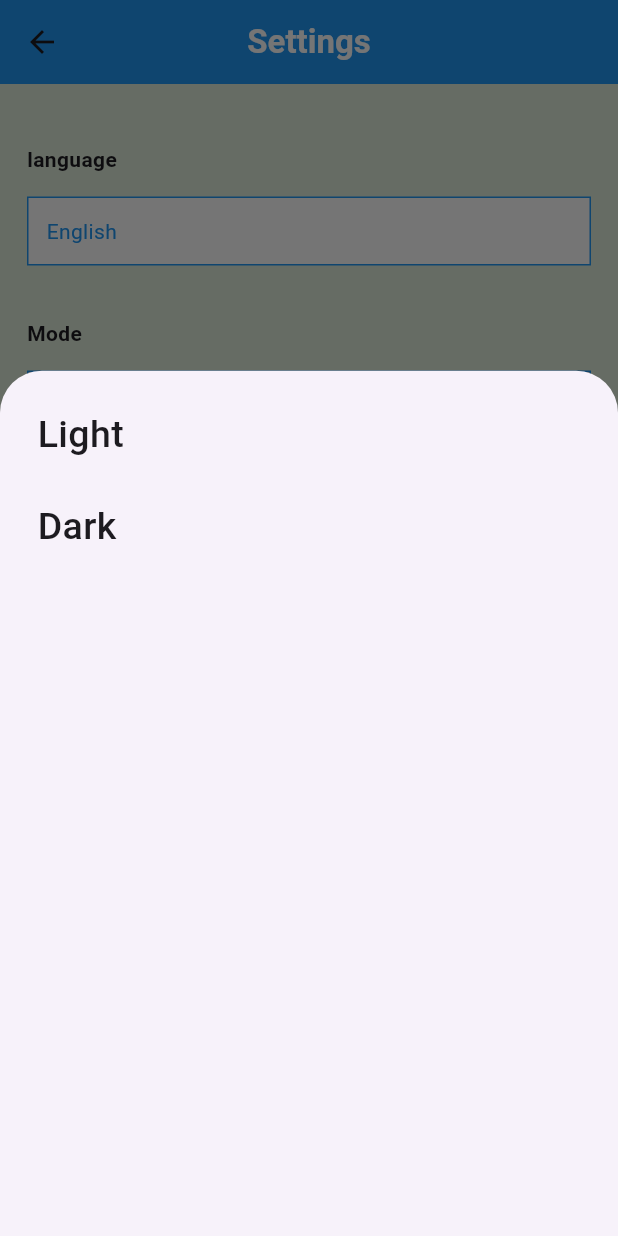
After one commit to MohamedELBatal/Important-Notes-, a Flutter app: the SettingsTab screen opened directly, after a tap on "Light", on a phone screen of 412 x 824 dp. The commit adds this screen. Run offline on Flutter 3.47's test engine with Material 3 defaults, Android fonts, the phone set to English and light mode, and no system bars; our stand-ins replace cloud_firestore, date_picker_timeline, firebase_auth, firebase_core, firebase_crashlytics, flutter_slidable; accounts and stored records are empty; generated files the repository leaves out were written again.

Commit message:
app_finish

```diff
--- /dev/null
+++ b/lib/bottom_sheet/language_bottom_sheet.dart
@@ -0,0 +1,39 @@
+import 'package:flutter/material.dart';
+
+
+class LanguageBottomSheet extends StatelessWidget {
+  const LanguageBottomSheet({super.key});
+
+
+  @override
+  Widget build(BuildContext context) {
+    return Padding(
+      padding: const EdgeInsets.all(20.0),
+      child: Column(
+        mainAxisAlignment: MainAxisAlignment.start,
+        children: [
+          Row(
+            children: [
+              InkWell(
+                onTap: () {},
+                child: const Text(
+                  "English",style: TextStyle(fontWeight: FontWeight.w500,fontSize: 25),
+                  ),
+                ),
+            ],
+          ),
+          const SizedBox(height: 25,),
+          Row(
+            children: [
+              InkWell(
+                onTap: () {},
+                child: const Text(
+                  "Arabic",style: TextStyle(fontWeight: FontWeight.w500,fontSize: 25),
+                ),),
+                ]
+          ),
+        ],
+      ),
+    );
+  }
+}
--- /dev/null
+++ b/lib/bottom_sheet/them_bottom_sheet.dart
@@ -0,0 +1,41 @@
+import 'package:flutter/material.dart';
+
+
+class ThemeBottomSheet extends StatelessWidget {
+  const ThemeBottomSheet({super.key});
+
+
+  @override
+  Widget build(BuildContext context) {
+    return Padding(
+      padding: const EdgeInsets.all(25.0),
+      child: Column(
+        children: [
+          Row(
+            mainAxisAlignment: MainAxisAlignment.spaceBetween,
+            children: [
+              InkWell(
+                onTap: () {},
+                child: const Text(
+                  "Light",style: TextStyle(fontWeight: FontWeight.w500,fontSize: 25),
+                  ),
+                ),
+            ],
+          ),
+          const SizedBox(height: 25,),
+          Row(
+            mainAxisAlignment: MainAxisAlignment.spaceBetween,
+            children: [
+              InkWell(
+                onTap: () {},
+                child: const Text(
+                  "Dark",style: TextStyle(fontWeight: FontWeight.w500,fontSize: 25),
+                  ),
+                ),
+            ],
+          ),
+        ],
+      ),
+    );
+  }
+}
--- a/lib/home/tabs/settings_tab.dart
+++ b/lib/home/tabs/settings_tab.dart
@@ -1,10 +1,109 @@
+import 'package:flutter/cupertino.dart';
 import 'package:flutter/material.dart';
+import 'package:todo_app/bottom_sheet/language_bottom_sheet.dart';
+import 'package:todo_app/bottom_sheet/them_bottom_sheet.dart';
 
 class SettingsTab extends StatelessWidget {
   const SettingsTab({super.key});
 
   @override
   Widget build(BuildContext context) {
-    return const Placeholder();
+    return Scaffold(
+        backgroundColor: const Color(0xFFDFECDB),
+        appBar: AppBar(
+          centerTitle: true,
+          backgroundColor: Colors.blue,
+          title: const Text(
+            "Settings",
+            style: TextStyle(
+              color: Colors.white,
+              fontSize: 22,
+              fontWeight: FontWeight.w700,
+            ),
+          ),
+        ),
+        body: Padding(
+            padding: const EdgeInsets.symmetric(vertical: 40, horizontal: 18),
+            child:
+                Column(crossAxisAlignment: CrossAxisAlignment.start, children: [
+              const Text(
+                "language",
+                style: TextStyle(
+                  fontSize: 14,
+                  fontWeight: FontWeight.w700,
+                ),
+              ),
+              const SizedBox(
+                height: 15,
+              ),
+              InkWell(
+                onTap: () {
+                  showModalBottomSheet(
+                    context: context,
+                    isScrollControlled: true,
+                    builder: (context) {
+                      return Container(
+                        height: MediaQuery.of(context).size.height * .70,
+                        child: const LanguageBottomSheet(),
+                      );
+                    },
+                  );
+                },
+                child: Container(
+                  padding: const EdgeInsets.all(12),
+                  width: double.infinity,
+                  decoration: BoxDecoration(
+                    border: Border.all(color: Colors.blue),
+                    color: Colors.white,
+                  ),
+                  child: const Text(
+                    "English",
+                    style: TextStyle(color: Colors.blue),
+                  ),
+                ),
+              ),
+              const SizedBox(height: 35),
+              Column(
+                  crossAxisAlignment: CrossAxisAlignment.start,
+                  children: [
+                    const Text(
+                      "Mode",
+                      style: TextStyle(
+                        fontSize: 14,
+                        fontWeight: FontWeight.w700,
+                      ),
+                    ),
+                    const SizedBox(
+                      height: 15,
+                    ),
+                    InkWell(
+                      onTap: () {
+                        showModalBottomSheet(
+                          context: context,
+                          isScrollControlled: true,
+                          builder: (context) {
+                            return Container(
+                              height:
+                                  MediaQuery.of(context).size.height * .70,
+                              child: const ThemeBottomSheet(),
+                            );
+                          },
+                        );
+                      },
+                      child: Container(
+                        padding: const EdgeInsets.all(12),
+                        width: double.infinity,
+                        decoration: BoxDecoration(
+                          border: Border.all(color: Colors.blue),
+                          color: Colors.white,
+                        ),
+                        child: const Text(
+                          "Light",
+                          style: TextStyle(color: Colors.blue),
+                        ),
+                      ),
+                    ),
+                  ]),
+            ])));
   }
 }
```
